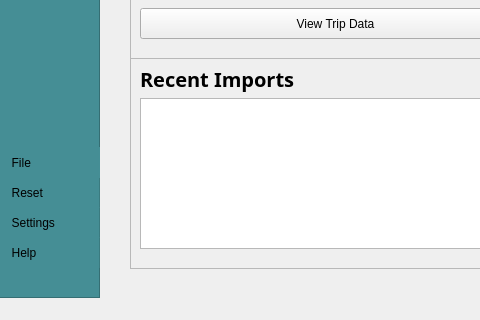
Wabinabi/Argos, file src/Win/Argous Qt code base/ArgouseBaseSoftware/homepage.ui: the form before one commit; both pictures show x 0 to 480 and y 172 to 492 of the 800 by 492 pixel window.
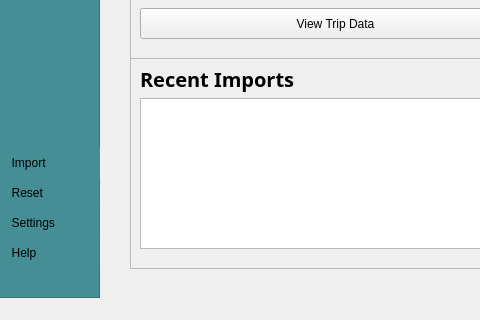
The form after the commit. Icons and pictures are not drawn.

Commit message: ADD: Functionality for Import Button

Patch:
```diff
--- a/src/Win/Argous Qt code base/ArgouseBaseSoftware/homepage.ui
+++ b/src/Win/Argous Qt code base/ArgouseBaseSoftware/homepage.ui
@@ -404,7 +404,7 @@
 border-radius: 0px;</string>
      </property>
      <property name="text">
-      <string>  File</string>
+      <string>  Import</string>
      </property>
      <property name="icon">
       <iconset>
```
The commit also changes 2 other files.
